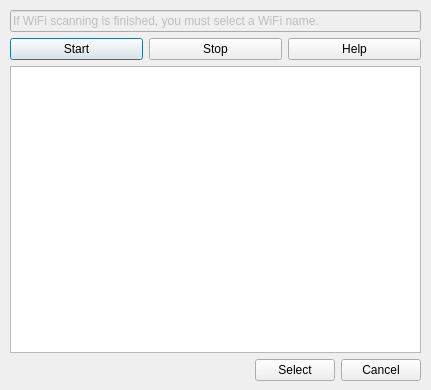
Above: yummyKitTool/wifi_cracking.ui from yummyHit/yummyKit before the change. Below: the same form after it.
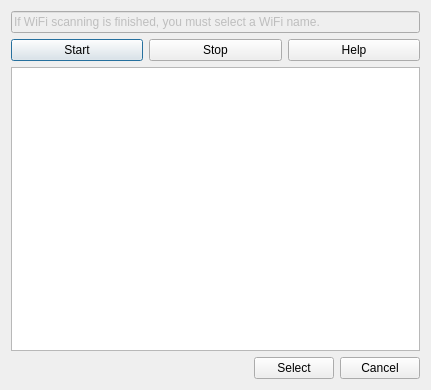
That is the form after the change.

```diff
--- a/yummyKitTool/wifi_cracking.ui
+++ b/yummyKitTool/wifi_cracking.ui
@@ -13,15 +13,8 @@
   <property name="windowTitle">
    <string>Dialog</string>
   </property>
-  <widget class="QWidget" name="verticalLayoutWidget">
-   <property name="geometry">
-    <rect>
-     <x>10</x>
-     <y>10</y>
-     <width>411</width>
-     <height>371</height>
-    </rect>
-   </property>
+  <layout class="QGridLayout" name="gridLayout">
+   <item row="0" column="0">
    <layout class="QVBoxLayout" name="verticalLayout">
     <item>
      <widget class="QLineEdit" name="cracking_text">
@@ -93,7 +86,8 @@
      </layout>
     </item>
    </layout>
-  </widget>
+   </item>
+  </layout>
  </widget>
  <resources/>
  <connections/>
```
Lines whose indentation alone changed are shown as unchanged.
